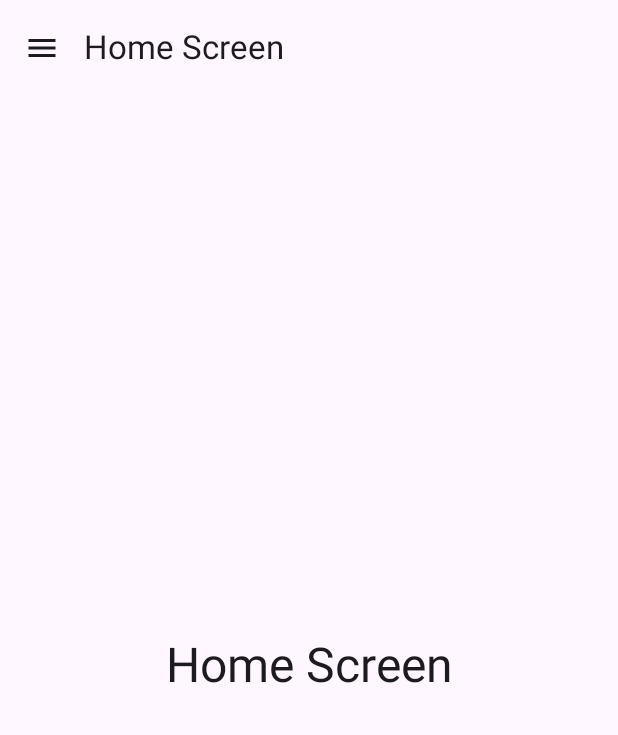
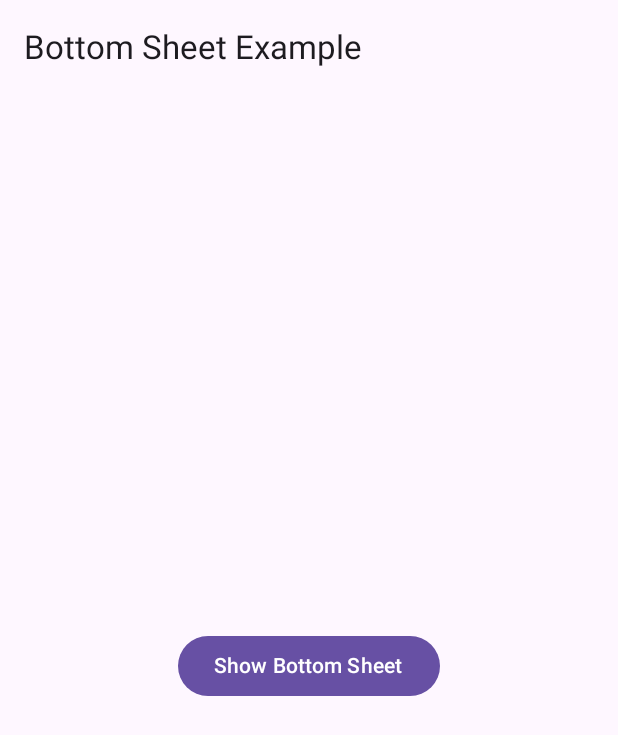
Before and after one commit to iRonSam007/ComposeTutoApp, an Android app built with Jetpack Compose: the screen it shows after launch (MainActivity), on a phone screen of 412 x 824 dp. Shown: the top 735 px of the screen. Run offline under Robolectric (Android 15) with nearby library versions, the phone set to English and light mode, and no system bars; our stand-ins replace constraintlayout-compose; libraries missing offline, so code that uses them is left out: androidx.constraintlayout.compose, androidx.navigation, androidx.navigation.compose, kotlin.random, kotlinx.coroutines and 3 more; Roboto replaces fonts that are not available here.

Commit message:
feat: add bottom sheet nav

```diff
--- a/app/src/main/java/com/example/composetutoapp/MainActivity.kt
+++ b/app/src/main/java/com/example/composetutoapp/MainActivity.kt
@@ -181,10 +181,79 @@ class MainActivity : ComponentActivity() {
             //NavigationManager()
             //ApplicationNavGraph()
             //BottomNavigationBarWithBadges()
-            DrawerNavigation()
-        }
-    }
-}
+            //DrawerNavigation()
+            BottomSheetExample()
+        }
+    }
+}
+
+//12.5 - Bottom sheet: button show works:
+@OptIn(ExperimentalMaterial3Api::class)
+@Composable
+fun BottomSheetExample() {
+    // Bottom sheet state
+    val sheetState = rememberModalBottomSheetState(
+        skipPartiallyExpanded = true // Skips partially expanded state
+    )
+    val scope = rememberCoroutineScope()
+
+    // Scaffold with main content
+    Scaffold(
+        topBar = {
+            TopAppBar(
+                title = { Text("Bottom Sheet Example") }
+            )
+        },
+        content = { padding ->
+            Box(
+                modifier = Modifier
+                    .fillMaxSize()
+                    .padding(padding),
+                contentAlignment = Alignment.Center
+            ) {
+                Button(onClick = { scope.launch { sheetState.show() } }) {
+                    Text("Show Bottom Sheet")
+                }
+            }
+        }
+    )
+
+    // Modal Bottom Sheet
+    if (sheetState.isVisible) {
+        ModalBottomSheet(
+            onDismissRequest = { scope.launch { sheetState.hide() } },
+            sheetState = sheetState
+        ) {
+            BottomSheetContent(
+                onItemSelected = { selectedItem ->
+                    scope.launch { sheetState.hide() }
+                    // Handle selected item
+                }
+            )
+        }
+    }
+}
+
+@Composable
+fun BottomSheetContent(onItemSelected: (String) -> Unit) {
+    Column(
+        modifier = Modifier
+            .fillMaxWidth()
+            .padding(16.dp),
+        verticalArrangement = Arrangement.spacedBy(8.dp)
+    ) {
+        Text("Choose an option", style = MaterialTheme.typography.headlineSmall)
+        Divider()
+        listOf("Option 1", "Option 2", "Option 3").forEach { option ->
+            TextButton(onClick = { onItemSelected(option) }) {
+                Text(option)
+            }
+        }
+    }
+}
+
+
+
 
 //12.4 - Drawer Navigation
 @Composable
```
